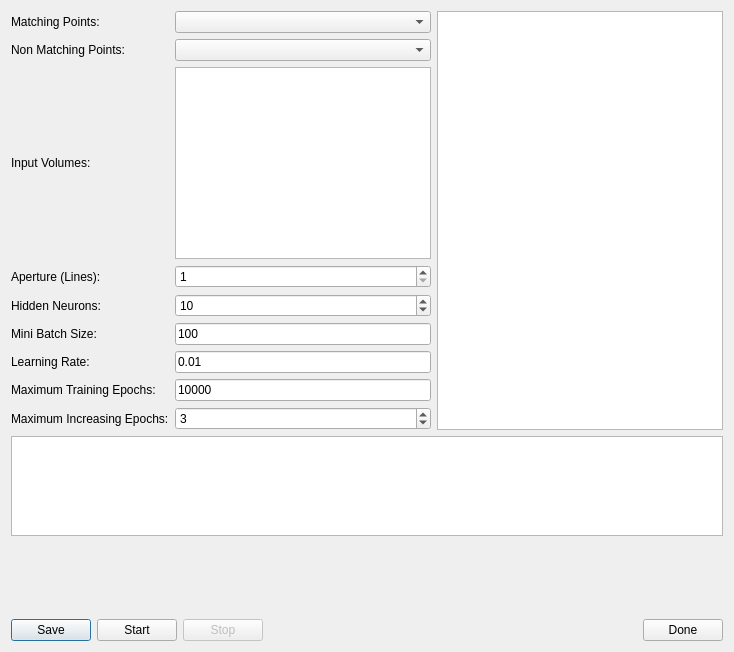
Old version of the form prozess/nnvolumetrainer.ui in the repository fsoos74/su.
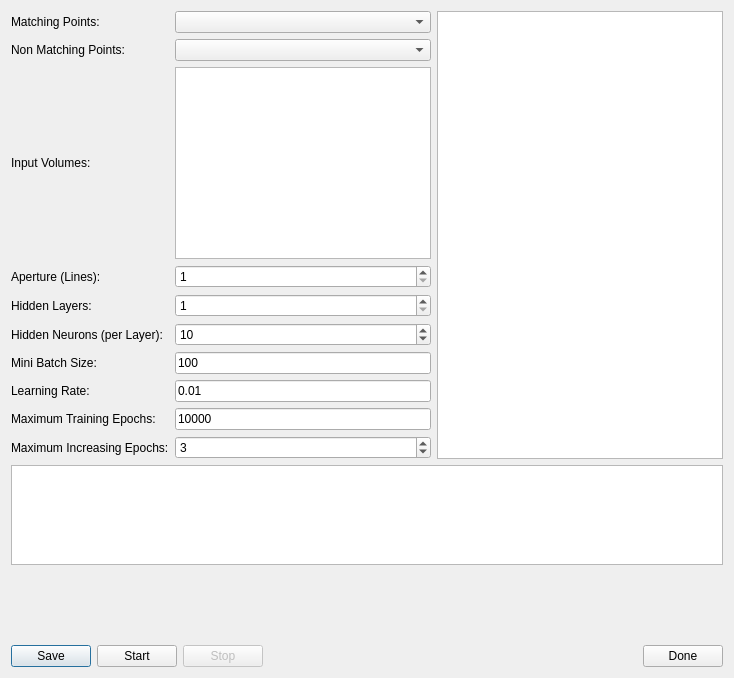
New version of the form.

Commit message: added selectable number of hidden layers

```diff
--- a/prozess/nnvolumetrainer.ui
+++ b/prozess/nnvolumetrainer.ui
@@ -7,7 +7,7 @@
     <x>0</x>
     <y>0</y>
     <width>734</width>
-    <height>652</height>
+    <height>678</height>
    </rect>
   </property>
   <property name="windowTitle">
@@ -18,14 +18,14 @@
     <layout class="QHBoxLayout" name="horizontalLayout_2">
      <item>
       <layout class="QGridLayout" name="gridLayout">
-       <item row="8" column="1">
+       <item row="9" column="1">
         <widget class="QLineEdit" name="leTrainingEpochs">
          <property name="text">
           <string>10000</string>
          </property>
         </widget>
        </item>
-       <item row="9" column="0">
+       <item row="10" column="0">
         <widget class="QLabel" name="label_4">
          <property name="text">
           <string>Maximum Increasing Epochs:</string>
@@ -38,7 +38,7 @@
        <item row="1" column="1">
         <widget class="QComboBox" name="cbNonMatching"/>
        </item>
-       <item row="8" column="0">
+       <item row="9" column="0">
         <widget class="QLabel" name="label_6">
          <property name="text">
           <string>Maximum Training Epochs:</string>
@@ -52,14 +52,14 @@
          </property>
         </widget>
        </item>
-       <item row="4" column="0">
+       <item row="5" column="0">
         <widget class="QLabel" name="label_8">
          <property name="text">
-          <string>Hidden Neurons:</string>
+          <string>Hidden Neurons (per Layer):</string>
          </property>
         </widget>
        </item>
-       <item row="9" column="1">
+       <item row="10" column="1">
         <widget class="QSpinBox" name="sbIncreasingEpochs">
          <property name="minimum">
           <number>1</number>
@@ -69,7 +69,7 @@
          </property>
         </widget>
        </item>
-       <item row="7" column="1">
+       <item row="8" column="1">
         <widget class="QLineEdit" name="leLearningRate">
          <property name="text">
           <string>0.01</string>
@@ -83,14 +83,14 @@
          </property>
         </widget>
        </item>
-       <item row="7" column="0">
+       <item row="8" column="0">
         <widget class="QLabel" name="label_7">
          <property name="text">
           <string>Learning Rate:</string>
          </property>
         </widget>
        </item>
-       <item row="4" column="1">
+       <item row="5" column="1">
         <widget class="QSpinBox" name="sbNeurons">
          <property name="minimum">
           <number>1</number>
@@ -103,7 +103,7 @@
          </property>
         </widget>
        </item>
-       <item row="5" column="1">
+       <item row="6" column="1">
         <widget class="QLineEdit" name="leTrainingRatio">
          <property name="text">
           <string>100</string>
@@ -124,7 +124,7 @@
          </property>
         </widget>
        </item>
-       <item row="5" column="0">
+       <item row="6" column="0">
         <widget class="QLabel" name="label_5">
          <property name="text">
           <string>Mini Batch Size:</string>
@@ -151,6 +151,23 @@
          </property>
         </widget>
        </item>
+       <item row="4" column="0">
+        <widget class="QLabel" name="label_10">
+         <property name="text">
+          <string>Hidden Layers:</string>
+         </property>
+        </widget>
+       </item>
+       <item row="4" column="1">
+        <widget class="QSpinBox" name="sbLayers">
+         <property name="minimum">
+          <number>1</number>
+         </property>
+         <property name="maximum">
+          <number>10</number>
+         </property>
+        </widget>
+       </item>
       </layout>
      </item>
      <item>
```
The commit also changes 3 other files.
